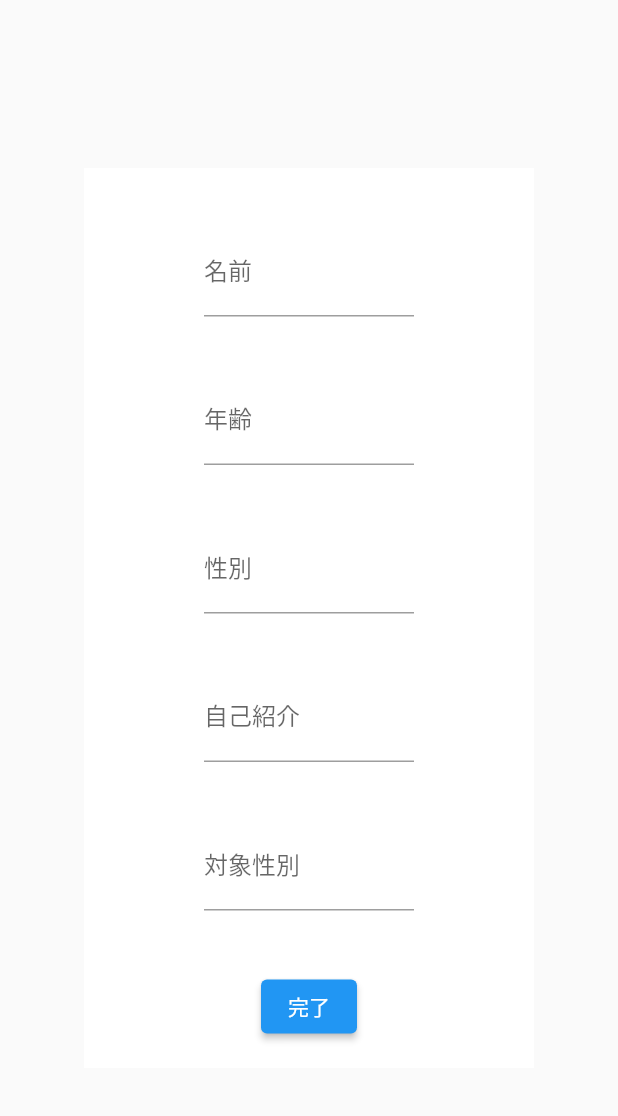
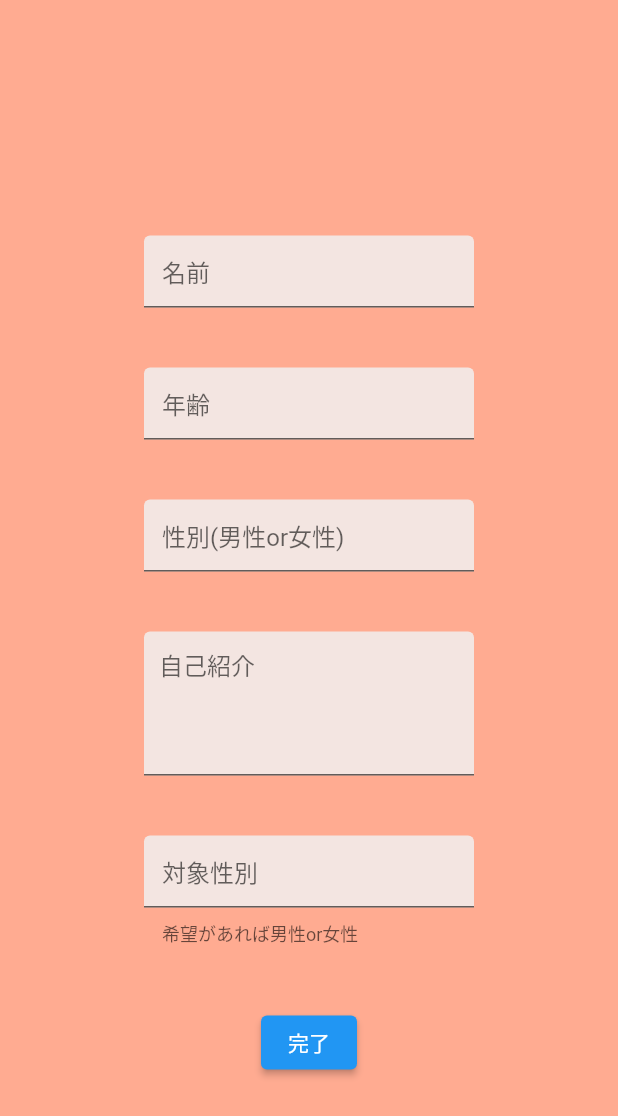
Before and after one commit to Ryota-Kurokawa/hackathon, a Flutter app: the firstProfilePage screen opened directly, on a phone screen of 412 x 824 dp. Shown: the top 1116 px of the screen. Run offline on Flutter 3.47's test engine with Material 2 defaults, Android fonts, the phone set to English and light mode, and no system bars; our stand-ins replace cloud_firestore, firebase_analytics, firebase_auth, firebase_core, flutter_dotenv, flutter_hooks and 4 more; missing offline and left inert: dart:ffi; accounts and stored records are empty.

Commit message:
何かあれば責任は僕がとります

```diff
--- a/lib/main.dart
+++ b/lib/main.dart
@@ -5,6 +5,7 @@ import 'package:flutter_hooks/flutter_hooks.dart';
 import 'package:flutter_riverpod/flutter_riverpod.dart';
 import 'package:hackathon/pages/list_view_page.dart';
 import 'package:hackathon/pages/search_page.dart';
+import 'package:hackathon/pages/signup_page.dart';
 import 'pages/login_page.dart';
 import 'firebase_options.dart';
 import 'package:flutter_dotenv/flutter_dotenv.dart';
@@ -28,7 +29,7 @@ class Start extends StatelessWidget {
   @override
   Widget build(BuildContext context) {
     return MaterialApp(
-      home: searchPage(),
+      home: loginPage(),
     );
   }
 }
--- a/lib/pages/first_profile_page.dart
+++ b/lib/pages/first_profile_page.dart
@@ -15,22 +15,26 @@ class firstProfilePage extends StatelessWidget {
   @override
   Widget build(BuildContext context) {
     return Scaffold(
+      backgroundColor: Color.fromARGB(255, 0xFF, 0xAB, 0x91),
       body: Center(
         child: Container(
+          margin: const EdgeInsets.only(top: 10),
           height: 600,
           width: 300,
-          color: Colors.white,
+          //color: Color.fromARGB(255, 250, 123, 18),
           child: Column(
             children: [
               const Padding(
                 padding: EdgeInsets.only(top: 40),
               ),
               Padding(
-                padding: const EdgeInsets.only(left: 80, right: 80),
+                padding: const EdgeInsets.only(left: 40, right: 40),
                 child: TextField(
                   controller: _nameController,
                   decoration: const InputDecoration(
-                    label: Text('名前'),
+                    hintText: ('名前'),
+                    filled: true,
+                    fillColor: Color.fromARGB(255, 243, 229, 225),
                   ),
                 ),
               ),
@@ -38,11 +42,13 @@ class firstProfilePage extends StatelessWidget {
                 padding: EdgeInsets.only(top: 40),
               ),
               Padding(
-                padding: const EdgeInsets.only(left: 80, right: 80),
+                padding: const EdgeInsets.only(left: 40, right: 40),
                 child: TextField(
                   controller: _oldController,
                   decoration: const InputDecoration(
-                    label: Text('年齢'),
+                    hintText: ('年齢'),
+                    filled: true,
+                    fillColor: Color.fromARGB(255, 243, 229, 225),
                   ),
                 ),
               ),
@@ -50,11 +56,13 @@ class firstProfilePage extends StatelessWidget {
                 padding: EdgeInsets.only(top: 40),
               ),
               Padding(
-                padding: const EdgeInsets.only(left: 80, right: 80),
+                padding: const EdgeInsets.only(left: 40, right: 40),
                 child: TextField(
                   controller: _genderController,
                   decoration: const InputDecoration(
-                    label: Text('性別'),
+                    hintText: ('性別(男性or女性)'),
+                    filled: true,
+                    fillColor: Color.fromARGB(255, 243, 229, 225),
                   ),
                 ),
               ),
@@ -62,11 +70,16 @@ class firstProfilePage extends StatelessWidget {
                 padding: EdgeInsets.only(top: 40),
               ),
               Padding(
-                padding: const EdgeInsets.only(left: 80, right: 80),
+                padding: const EdgeInsets.only(left: 40, right: 40),
                 child: TextField(
+                  keyboardType: TextInputType.multiline,
+                  maxLines: 4,
                   controller: _commentontCroller,
                   decoration: const InputDecoration(
-                    label: Text('自己紹介'),
+                    contentPadding: EdgeInsets.all(10),
+                    hintText: ('自己紹介'),
+                    filled: true,
+                    fillColor: Color.fromARGB(255, 243, 229, 225),
                   ),
                 ),
               ),
@@ -74,16 +87,19 @@ class firstProfilePage extends StatelessWidget {
                 padding: EdgeInsets.only(top: 40),
               ),
               Padding(
-                padding: const EdgeInsets.only(left: 80, right: 80),
+                padding: const EdgeInsets.only(left: 40, right: 40),
                 child: TextField(
                   controller: _matchingGenderController,
                   decoration: const InputDecoration(
-                    label: Text('対象性別'),
+                    helperText: ('希望があれば男性or女性'),
+                    hintText: ('対象性別'),
+                    filled: true,
+                    fillColor: Color.fromARGB(255, 243, 229, 225),
                   ),
                 ),
               ),
               Padding(
-                padding: EdgeInsets.only(top: 40),
+                padding: const EdgeInsets.only(top: 40),
               ),
               ElevatedButton(
                 onPressed: () async {
```
Also changed, not shown: pubspec.lock, 3 other files.
